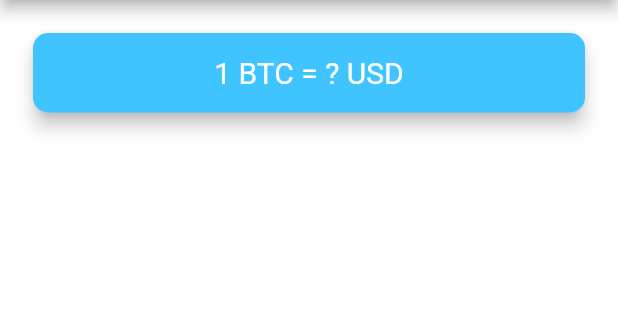
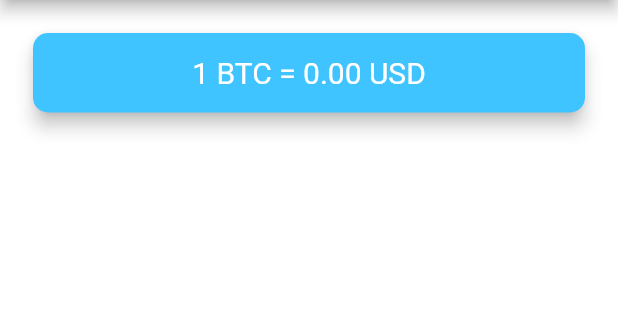
Before and after one commit to jvretamero/flutter-bootcamp-apps, a Flutter app: the screen it shows after launch, on a phone screen of 412 x 824 dp, the part 84-404 px from its top. Run offline on Flutter 3.47's test engine with Material 2 defaults, Android fonts, the phone set to English and light mode, and no system bars; our stand-ins replace audioplayers, dio, flutter_dotenv, flutter_spinkit, font_awesome_flutter, geolocator.

Commit message:
Bitcoin Ticker - Fetching exchange rate from CoinAPI

```diff
--- a/bitcoin_ticker/lib/main.dart
+++ b/bitcoin_ticker/lib/main.dart
@@ -1,7 +1,11 @@
 import 'package:flutter/material.dart';
+import 'package:flutter_dotenv/flutter_dotenv.dart';
 import 'price_screen.dart';
 
-void main() => runApp(const MyApp());
+void main() async {
+  await dotenv.load(fileName: 'assets/.env');
+  runApp(const MyApp());
+}
 
 class MyApp extends StatelessWidget {
   const MyApp({Key? key}) : super(key: key);
--- a/bitcoin_ticker/lib/price_screen.dart
+++ b/bitcoin_ticker/lib/price_screen.dart
@@ -13,6 +13,7 @@ class PriceScreen extends StatefulWidget {
 
 class _PriceScreenState extends State<PriceScreen> {
   String selectedCurrency = 'USD';
+  double rate = 0;
 
   Widget _materialDropdown({required Function(String?) onChanged}) {
     return DropdownButton<String>(
@@ -49,11 +50,15 @@ class _PriceScreenState extends State<PriceScreen> {
     }
   }
 
-  void _onCurrencySelected(String? value) {
+  void _onCurrencySelected(String? value) async {
+    if (value?.isNotEmpty ?? false) {
+      selectedCurrency = value!;
+    }
+
+    double fetchedRate = await CoinData().getExchangeRate('BTC', selectedCurrency);
+
     setState(() {
-      if (value?.isNotEmpty ?? false) {
-        selectedCurrency = value!;
-      }
+      rate = fetchedRate;
     });
   }
 
@@ -76,12 +81,12 @@ class _PriceScreenState extends State<PriceScreen> {
               shape: RoundedRectangleBorder(
                 borderRadius: BorderRadius.circular(10.0),
               ),
-              child: const Padding(
-                padding: EdgeInsets.symmetric(vertical: 15.0, horizontal: 28.0),
+              child: Padding(
+                padding: const EdgeInsets.symmetric(vertical: 15.0, horizontal: 28.0),
                 child: Text(
-                  '1 BTC = ? USD',
+                  '1 BTC = ${rate.toStringAsFixed(2)} $selectedCurrency',
                   textAlign: TextAlign.center,
-                  style: TextStyle(
+                  style: const TextStyle(
                     fontSize: 20.0,
                     color: Colors.white,
                   ),
```
Also changed, not shown: bitcoin_ticker/lib/coin_data.dart (+17 -1 lines).
